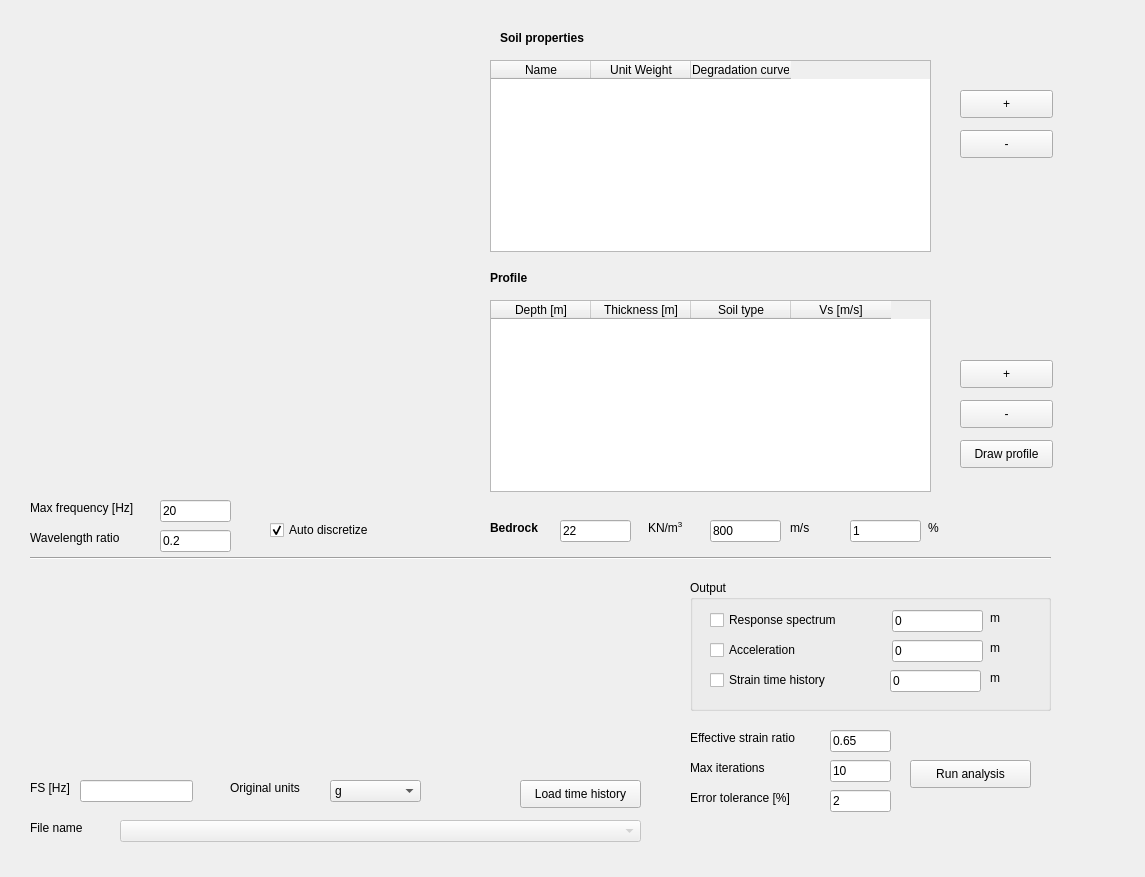
Above: SRAmainGUI.ui from giaacunzo/NC92Soil before the change. Below: the same form after it.
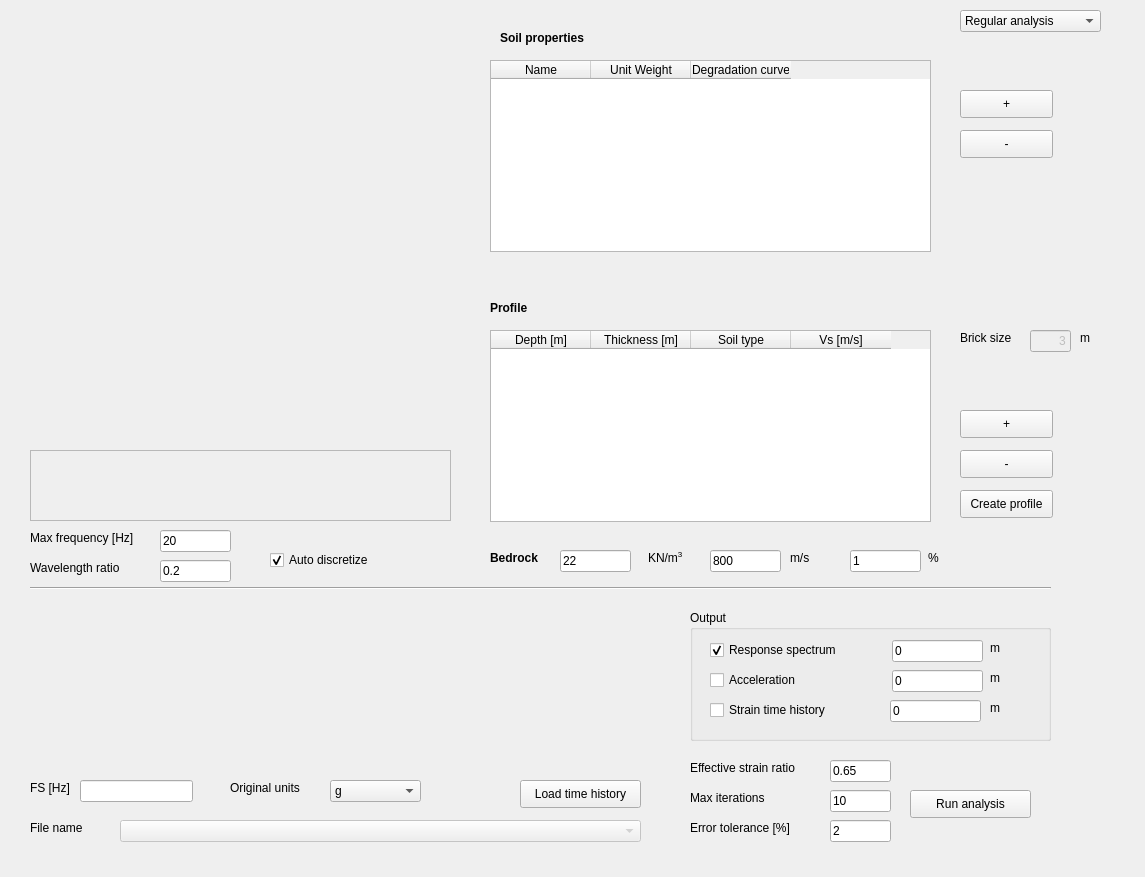
That is the form after the change. Custom widgets are drawn as their Qt base class.

Patch:
```diff
--- a/SRAmainGUI.ui
+++ b/SRAmainGUI.ui
@@ -18,9 +18,9 @@
     <property name="geometry">
      <rect>
       <x>30</x>
-      <y>60</y>
+      <y>70</y>
       <width>421</width>
-      <height>431</height>
+      <height>371</height>
      </rect>
     </property>
    </widget>
@@ -101,7 +101,7 @@
     <property name="geometry">
      <rect>
       <x>490</x>
-      <y>300</y>
+      <y>330</y>
       <width>441</width>
       <height>192</height>
      </rect>
@@ -134,7 +134,7 @@
     <property name="geometry">
      <rect>
       <x>490</x>
-      <y>270</y>
+      <y>300</y>
       <width>101</width>
       <height>16</height>
      </rect>
@@ -153,7 +153,7 @@
     <property name="geometry">
      <rect>
       <x>960</x>
-      <y>400</y>
+      <y>450</y>
       <width>93</width>
       <height>28</height>
      </rect>
@@ -166,7 +166,7 @@
     <property name="geometry">
      <rect>
       <x>960</x>
-      <y>360</y>
+      <y>410</y>
       <width>93</width>
       <height>28</height>
      </rect>
@@ -179,20 +179,20 @@
     <property name="geometry">
      <rect>
       <x>960</x>
-      <y>440</y>
+      <y>490</y>
       <width>93</width>
       <height>28</height>
      </rect>
     </property>
     <property name="text">
-     <string>Draw profile</string>
+     <string>Create profile</string>
     </property>
    </widget>
    <widget class="QLabel" name="label">
     <property name="geometry">
      <rect>
       <x>490</x>
-      <y>520</y>
+      <y>550</y>
       <width>55</width>
       <height>16</height>
      </rect>
@@ -211,7 +211,7 @@
     <property name="geometry">
      <rect>
       <x>560</x>
-      <y>520</y>
+      <y>550</y>
       <width>71</width>
       <height>22</height>
      </rect>
@@ -227,7 +227,7 @@
     <property name="geometry">
      <rect>
       <x>648</x>
-      <y>520</y>
+      <y>550</y>
       <width>55</width>
       <height>16</height>
      </rect>
@@ -249,7 +249,7 @@
     <property name="geometry">
      <rect>
       <x>710</x>
-      <y>520</y>
+      <y>550</y>
       <width>71</width>
       <height>22</height>
      </rect>
@@ -265,7 +265,7 @@
     <property name="geometry">
      <rect>
       <x>790</x>
-      <y>520</y>
+      <y>550</y>
       <width>55</width>
       <height>16</height>
      </rect>
@@ -284,9 +284,9 @@
     <property name="geometry">
      <rect>
       <x>30</x>
-      <y>580</y>
+      <y>600</y>
       <width>611</width>
-      <height>191</height>
+      <height>171</height>
      </rect>
     </property>
    </widget>
@@ -294,7 +294,7 @@
     <property name="geometry">
      <rect>
       <x>30</x>
-      <y>550</y>
+      <y>580</y>
       <width>1021</width>
       <height>16</height>
      </rect>
@@ -320,7 +320,7 @@
     <property name="geometry">
      <rect>
       <x>690</x>
-      <y>580</y>
+      <y>610</y>
       <width>361</width>
       <height>131</height>
      </rect>
@@ -340,6 +340,9 @@
      <property name="text">
       <string>Response spectrum</string>
      </property>
+     <property name="checked">
+      <bool>true</bool>
+     </property>
     </widget>
     <widget class="QLineEdit" name="lineEdit_RSDepth">
      <property name="geometry">
@@ -468,7 +471,7 @@
     <property name="geometry">
      <rect>
       <x>910</x>
-      <y>760</y>
+      <y>790</y>
       <width>121</width>
       <height>28</height>
      </rect>
@@ -557,7 +560,7 @@
     <property name="geometry">
      <rect>
       <x>160</x>
-      <y>500</y>
+      <y>530</y>
       <width>71</width>
       <height>22</height>
      </rect>
@@ -570,7 +573,7 @@
     <property name="geometry">
      <rect>
       <x>160</x>
-      <y>530</y>
+      <y>560</y>
       <width>71</width>
       <height>22</height>
      </rect>
@@ -583,7 +586,7 @@
     <property name="geometry">
      <rect>
       <x>30</x>
-      <y>500</y>
+      <y>530</y>
       <width>121</width>
       <height>16</height>
      </rect>
@@ -602,7 +605,7 @@
     <property name="geometry">
      <rect>
       <x>270</x>
-      <y>520</y>
+      <y>550</y>
       <width>111</width>
       <height>20</height>
      </rect>
@@ -618,7 +621,7 @@
     <property name="geometry">
      <rect>
       <x>30</x>
-      <y>530</y>
+      <y>560</y>
       <width>121</width>
       <height>16</height>
      </rect>
@@ -637,7 +640,7 @@
     <property name="geometry">
      <rect>
       <x>850</x>
-      <y>520</y>
+      <y>550</y>
       <width>71</width>
       <height>22</height>
      </rect>
@@ -653,7 +656,7 @@
     <property name="geometry">
      <rect>
       <x>928</x>
-      <y>520</y>
+      <y>550</y>
       <width>55</width>
       <height>16</height>
      </rect>
@@ -672,7 +675,7 @@
     <property name="geometry">
      <rect>
       <x>690</x>
-      <y>730</y>
+      <y>760</y>
       <width>121</width>
       <height>16</height>
      </rect>
@@ -691,7 +694,7 @@
     <property name="geometry">
      <rect>
       <x>830</x>
-      <y>730</y>
+      <y>760</y>
       <width>61</width>
       <height>22</height>
      </rect>
@@ -704,7 +707,7 @@
     <property name="geometry">
      <rect>
       <x>830</x>
-      <y>760</y>
+      <y>790</y>
       <width>61</width>
       <height>22</height>
      </rect>
@@ -717,7 +720,7 @@
     <property name="geometry">
      <rect>
       <x>690</x>
-      <y>760</y>
+      <y>790</y>
       <width>121</width>
       <height>16</height>
      </rect>
@@ -736,7 +739,7 @@
     <property name="geometry">
      <rect>
       <x>830</x>
-      <y>790</y>
+      <y>820</y>
       <width>61</width>
       <height>22</height>
      </rect>
@@ -749,7 +752,7 @@
     <property name="geometry">
      <rect>
       <x>690</x>
-      <y>790</y>
+      <y>820</y>
       <width>121</width>
       <height>16</height>
      </rect>
@@ -796,6 +799,99 @@
      <string>File name</string>
     </property>
    </widget>
+   <widget class="QComboBox" name="comboBox_analysisType">
+    <property name="geometry">
+     <rect>
+      <x>960</x>
+      <y>10</y>
+      <width>141</width>
+      <height>22</height>
+     </rect>
+    </property>
+    <item>
+     <property name="text">
+      <string>Regular analysis</string>
+     </property>
+    </item>
+    <item>
+     <property name="text">
+      <string>Permutations</string>
+     </property>
+    </item>
+   </widget>
+   <widget class="QLabel" name="label_15">
+    <property name="geometry">
+     <rect>
+      <x>960</x>
+      <y>330</y>
+      <width>61</width>
+      <height>16</height>
+     </rect>
+    </property>
+    <property name="font">
+     <font>
+      <weight>50</weight>
+      <bold>false</bold>
+     </font>
+    </property>
+    <property name="text">
+     <string>Brick size</string>
+    </property>
+   </widget>
+   <widget class="QLineEdit" name="lineEdit_brickSize">
+    <property name="enabled">
+     <bool>false</bool>
+    </property>
+    <property name="geometry">
+     <rect>
+      <x>1030</x>
+      <y>330</y>
+      <width>41</width>
+      <height>22</height>
+     </rect>
+    </property>
+    <property name="text">
+     <string>3</string>
+    </property>
+    <property name="alignment">
+     <set>Qt::AlignRight|Qt::AlignTrailing|Qt::AlignVCenter</set>
+    </property>
+   </widget>
+   <widget class="QLabel" name="label_16">
+    <property name="geometry">
+     <rect>
+      <x>1080</x>
+      <y>330</y>
+      <width>55</width>
+      <height>16</height>
+     </rect>
+    </property>
+    <property name="font">
+     <font>
+      <weight>50</weight>
+      <bold>false</bold>
+     </font>
+    </property>
+    <property name="text">
+     <string>m</string>
+    </property>
+   </widget>
+   <widget class="QPlainTextEdit" name="plainTextEdit_overview">
+    <property name="enabled">
+     <bool>false</bool>
+    </property>
+    <property name="geometry">
+     <rect>
+      <x>30</x>
+      <y>450</y>
+      <width>421</width>
+      <height>71</height>
+     </rect>
+    </property>
+    <property name="textInteractionFlags">
+     <set>Qt::TextSelectableByKeyboard|Qt::TextSelectableByMouse</set>
+    </property>
+   </widget>
   </widget>
   <widget class="QMenuBar" name="menubar">
    <property name="geometry">
```
